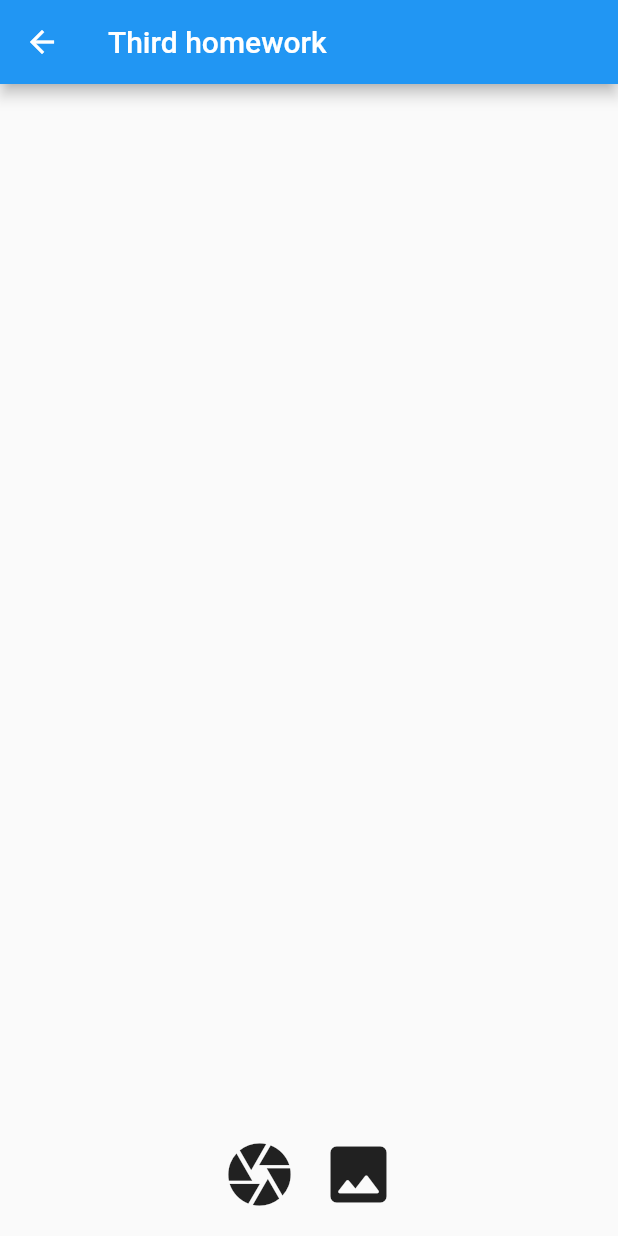
After one commit to DinaShafeeva/Flutter_homeworks, a Flutter app: the ThirdHomework screen opened directly, after a tap on the "camera" icon, on a phone screen of 412 x 824 dp. The commit adds this screen. Run offline on Flutter 3.47's test engine with Material 2 defaults, Android fonts, the phone set to English and light mode, and no system bars; our stand-ins replace dio, flutter_mobx, flutter_modular, image_picker, mobx, redux and 1 more; generated files the repository leaves out were written again.

Commit message:
Third homework

```diff
--- a/lib/main.dart
+++ b/lib/main.dart
@@ -1,3 +1,4 @@
+import 'package:fl_homework/third_homework/third_homework.dart';
 import 'package:flutter/material.dart';
 import 'package:provider/provider.dart';
 
@@ -106,6 +107,10 @@ class _MyHomePageState extends State<MyHomePage> {
       Navigator.of(context).push(MaterialPageRoute(
           builder: (context) => SecondHomework()
       ));
+    } else if (item == "third_homework") {
+      Navigator.of(context).push(MaterialPageRoute(
+          builder: (context) => ThirdHomework()
+      ));
     }
   }
 }
--- /dev/null
+++ b/lib/third_homework/third_homework.dart
@@ -0,0 +1,103 @@
+import 'dart:io';
+
+import 'package:flutter/material.dart';
+import 'package:image_picker/image_picker.dart';
+
+import 'image_screen.dart';
+
+class ThirdHomework extends StatefulWidget {
+  const ThirdHomework({Key? key}) : super(key: key);
+
+  final String title = "Third homework";
+
+  @override
+  _ThirdHomeworkState createState() => _ThirdHomeworkState();
+}
+
+class _ThirdHomeworkState extends State<ThirdHomework> {
+  List<String> mediaList = [];
+
+  //late File _image;
+
+  @override
+  void dispose() {
+    super.dispose();
+  }
+
+  @override
+  Widget build(BuildContext context) {
+    return Scaffold(
+      appBar: AppBar(
+        title: Text(widget.title),
+      ),
+      body: Container(
+        child: Column(
+          children: <Widget>[
+            Expanded(
+              child: GridView.count(
+                crossAxisCount: 3,
+                children: List.generate(mediaList.length, (index) {
+                  return Center(
+                    child: InkWell(
+                      onTap: () {
+                        _showImage(index);
+                      },
+                      child: Image.file(File(mediaList[index]),
+                          width: 200.0, height: 200.0, fit: BoxFit.fitHeight),
+                    ),
+                  );
+                }),
+              ),
+            ),
+            Padding(
+              padding: const EdgeInsets.all(8.0),
+              child: Row(
+                mainAxisAlignment: MainAxisAlignment.center,
+                children: <Widget>[
+                  IconButton(
+                    icon: const Icon(Icons.camera),
+                    iconSize: 50,
+                    onPressed: () {
+                      _addImageFromCamera();
+                    },
+                  ),
+                  // Text('Camera');
+                  IconButton(
+                    icon: const Icon(Icons.image_rounded),
+                    iconSize: 50,
+                    onPressed: () {
+                      _addImageFromGallery();
+                    },
+                  ),
+                  // Text('Camera');
+                ],
+              ),
+            ),
+          ],
+        ),
+      ),
+    );
+  }
+
+  void _addImageFromGallery() async {
+    XFile? image = (await ImagePicker()
+        .pickImage(source: ImageSource.gallery, imageQuality: 50));
+
+    setState(() {
+      mediaList.add(image!.path);
+    });
+  }
+
+  void _addImageFromCamera() async {
+    XFile? image = (await ImagePicker()
+        .pickImage(source: ImageSource.camera, imageQuality: 50));
+    setState(() {
+      mediaList.add(image!.path);
+    });
+  }
+
+  void _showImage(int index) {
+    Navigator.of(context).push(MaterialPageRoute(
+        builder: (context) => ImageScreen(imagePath: mediaList[index])));
+  }
+}
--- a/pubspec.yaml
+++ b/pubspec.yaml
@@ -40,6 +40,7 @@ dependencies:
   flutter_modular: 4.1.1
   styled_widget: 0.4.0+3
   provider: 6.0.1
+  image_picker: ^0.8.2
 
 dev_dependencies:
   flutter_test:
```
Also changed, not shown: lib/third_homework/image_screen.dart (added, +41 -0 lines), pubspec.lock, 2 other files.
